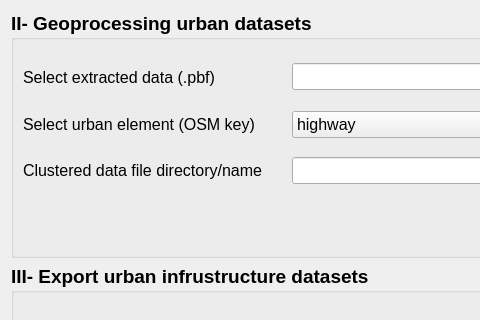
Old version of the form flexigis/geoprocess.ui in the repository FlexiGIS/FlexiGIS-plugin; both pictures show x 0 to 480 and y 0 to 320 of the 962 by 555 pixel window.
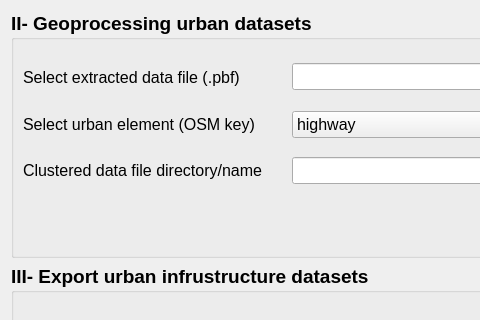
New version of the form.

What changed in the file:
```diff
--- a/flexigis/geoprocess.ui
+++ b/flexigis/geoprocess.ui
@@ -109,7 +109,7 @@
          </font>
         </property>
         <property name="text">
-         <string>Select extracted data (.pbf)</string>
+         <string>Select extracted data file (.pbf)</string>
         </property>
        </widget>
       </item>
```
